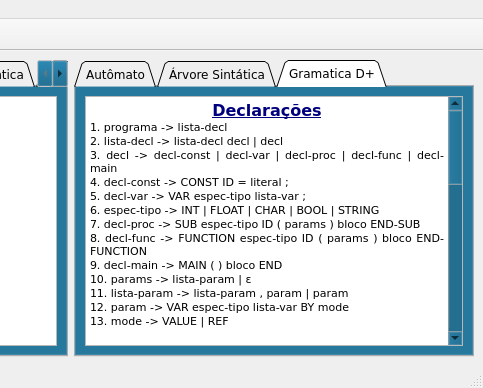
The window that code/interface_simulator/interface.ui (GabrielPRDF/TCC_Interpretador) describes before a commit, drawn with Qt 5; both pictures show x 626 to 1109 and y 0 to 388 of the 1109 by 388 pixel window.
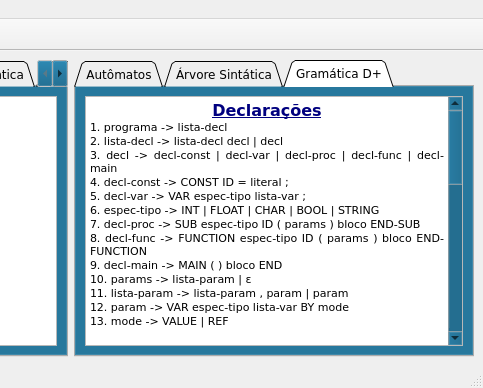
The same window after the commit. The open tabs and pages were chosen to show the change. Icons and pictures are not drawn.

```diff
--- a/code/interface_simulator/interface.ui
+++ b/code/interface_simulator/interface.ui
@@ -462,7 +462,7 @@
       </property>
       <widget class="QWidget" name="automatos">
        <attribute name="title">
-        <string>Autômato</string>
+        <string>Autômatos</string>
        </attribute>
        <layout class="QGridLayout" name="gridLayout_3">
         <item row="0" column="0">
@@ -668,7 +668,7 @@
       </widget>
       <widget class="QWidget" name="gramatica">
        <attribute name="title">
-        <string>Gramatica D+</string>
+        <string>Gramática D+</string>
        </attribute>
        <layout class="QGridLayout" name="gridLayout_5">
         <item row="0" column="0">
```
Left out of the diff: 4 changed lines with no effect on the pictures.
